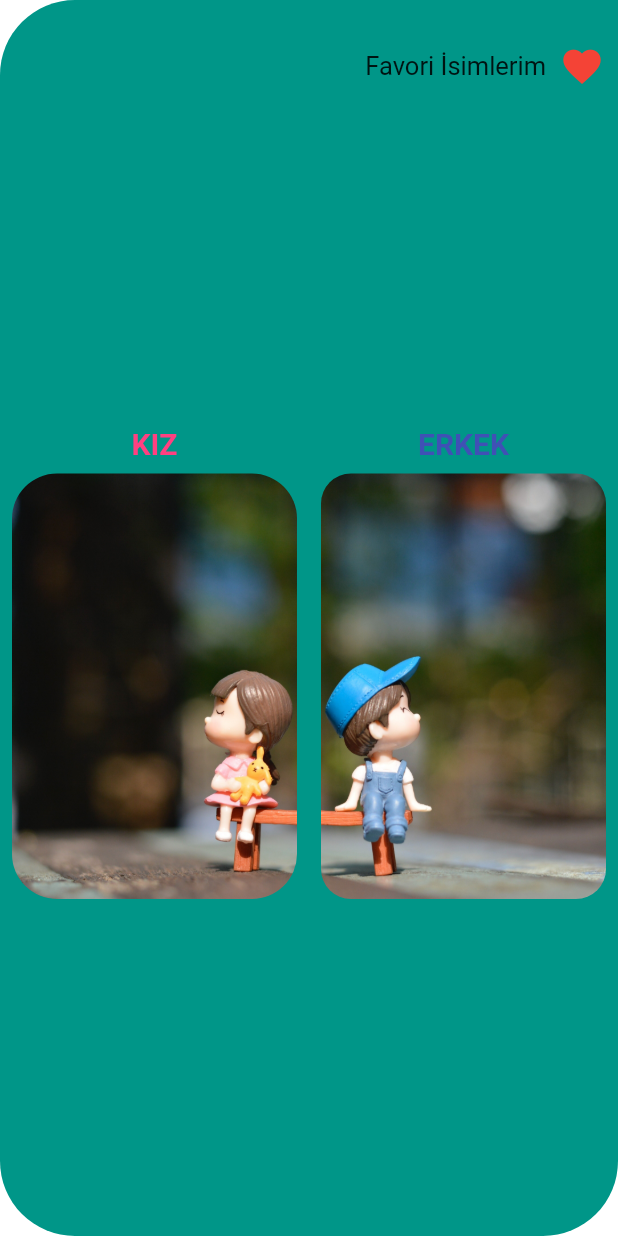
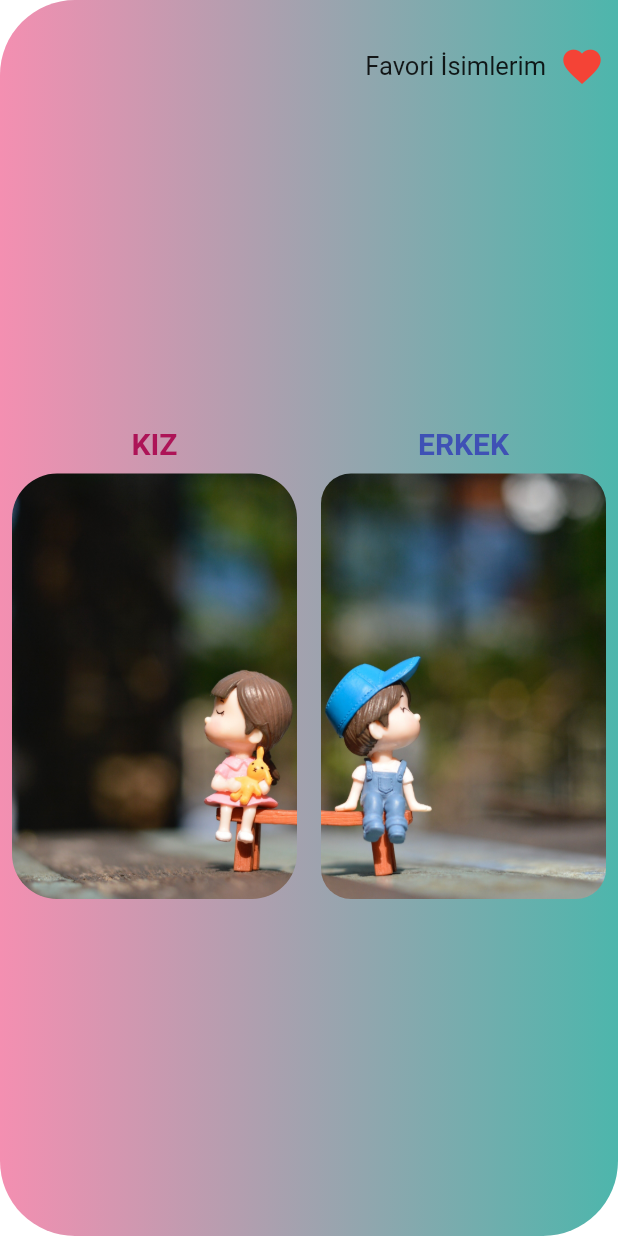
Before and after one commit to resulcay/baby_name_generator, a Flutter app: the screen it shows after launch, on a phone screen of 412 x 824 dp. Run offline on Flutter 3.47's test engine with Material 2 defaults, Android fonts, the phone set to English and light mode, and no system bars; missing offline and left inert: favorite_button.

Commit message:
30.03.2022 13:00

```diff
--- a/lib/main.dart
+++ b/lib/main.dart
@@ -2,6 +2,7 @@ import 'package:baby_name_generator/screens/home_view.dart';
 import 'package:flutter/material.dart';
 
 void main() {
+  WidgetsFlutterBinding.ensureInitialized();
   runApp(const BebekUygulamasi());
 }
 
@@ -17,9 +18,7 @@ class _BebekUygulamasiState extends State<BebekUygulamasi> {
   Widget build(BuildContext context) {
     return const MaterialApp(
       debugShowCheckedModeBanner: false,
-      //  initialRoute: BebekUygulamasi(),
-      //  routes: {BebekUygulamasi().routeOrder: (context) => BebekUygulamasi()},
-      home: BebekIsim(),
+      home: HomeView(),
     );
   }
 }
--- a/lib/screens/home_view.dart
+++ b/lib/screens/home_view.dart
@@ -3,13 +3,13 @@ import 'package:flutter/material.dart';
 
 import 'favorite_names.dart';
 
-class BebekIsim extends StatefulWidget {
-  const BebekIsim({Key? key}) : super(key: key);
+class HomeView extends StatefulWidget {
+  const HomeView({Key? key}) : super(key: key);
   @override
-  _BebekIsimState createState() => _BebekIsimState();
+  _HomeViewState createState() => _HomeViewState();
 }
 
-class _BebekIsimState extends State<BebekIsim> {
+class _HomeViewState extends State<HomeView> {
   String? kontrol;
 
   @override
@@ -20,14 +20,17 @@ class _BebekIsimState extends State<BebekIsim> {
         body: Center(
           child: Container(
             alignment: Alignment.bottomCenter,
-            decoration: const BoxDecoration(
-                borderRadius: BorderRadius.only(
+            decoration: BoxDecoration(
+                borderRadius: const BorderRadius.only(
                   topRight: Radius.elliptical(0.0, 0.0),
                   topLeft: Radius.elliptical(50.0, 50.0),
                   bottomRight: Radius.elliptical(50.0, 50.0),
                   bottomLeft: Radius.elliptical(50.0, 50.0),
                 ),
-                color: Colors.teal),
+                gradient: LinearGradient(colors: [
+                  Colors.pink.shade200,
+                  Colors.teal.shade300,
+                ])),
             child: Column(
               mainAxisAlignment: MainAxisAlignment.center,
               children: [
@@ -65,12 +68,12 @@ class _BebekIsimState extends State<BebekIsim> {
                         child: Column(
                           mainAxisAlignment: MainAxisAlignment.center,
                           children: [
-                            const Text(
+                            Text(
                               'KIZ',
                               style: TextStyle(
                                   fontSize: 20,
                                   fontWeight: FontWeight.bold,
-                                  color: Colors.pinkAccent),
+                                  color: Colors.pink.shade800),
                             ),
                             TextButton(
                               onPressed: () {
--- a/pubspec.yaml
+++ b/pubspec.yaml
@@ -29,7 +29,8 @@ environment:
 dependencies:
   flutter:
     sdk: flutter
-
+  firebase_core: ^1.11.0
+  cloud_firestore: ^3.1.6
 
   # The following adds the Cupertino Icons font to your application.
   # Use with the CupertinoIcons class for iOS style icons.
```
Also changed, not shown: pubspec.lock, 2 other files.
